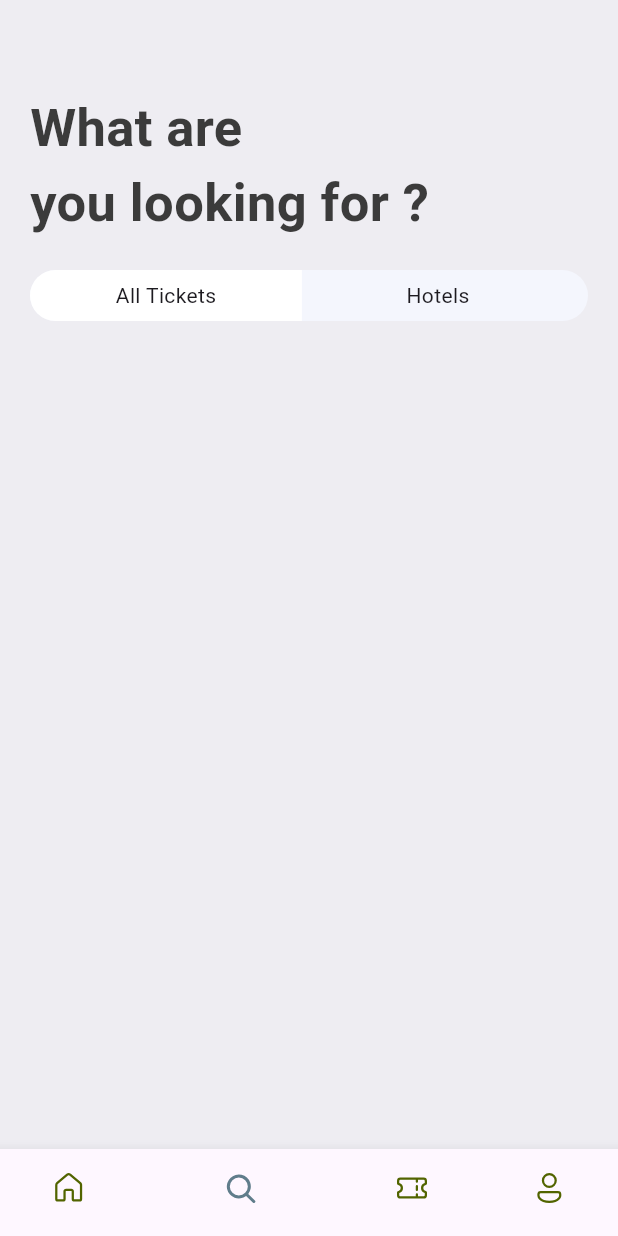
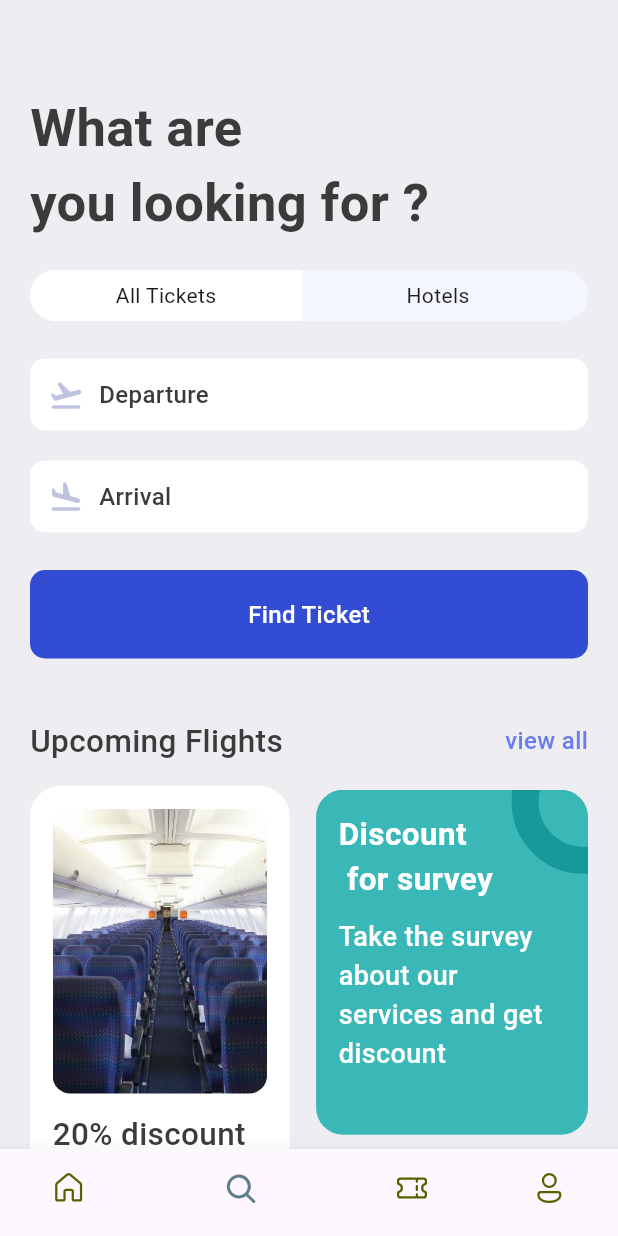
Before and after one commit to KADDOURISAAD/Tickets_app, a Flutter app: the screen it shows after launch, item 2 of the bottom bar chosen, on a phone screen of 412 x 824 dp. Run offline on Flutter 3.47's test engine with Material 3 defaults, Android fonts, the phone set to English and light mode, and no system bars; our stand-ins replace fluentui_system_icons.

Commit message:
inistial commit

```diff
--- a/lib/base/bottom_nav_bar.dart
+++ b/lib/base/bottom_nav_bar.dart
@@ -1,6 +1,7 @@
 import 'package:fluentui_system_icons/fluentui_system_icons.dart';
 import 'package:flutter/material.dart';
 import 'package:ticket_app/screens/search/search_screen.dart';
+import 'package:ticket_app/screens/ticket/ticket_screen.dart';
 
 import '../screens/home/home_screen.dart';
 
@@ -16,7 +17,7 @@ class _BottomNavBarState extends State<BottomNavBar> {
   final appScreens = [
     const HomeScreen(),
     const SearchScreen(),
-    const Center(child: Text("Tickets")),
+    const TicketScreen(),
     const Center(child: Text("Profile"))
   ];
   int _selectedIndex = 0;
--- a/lib/base/res/media.dart
+++ b/lib/base/res/media.dart
@@ -2,5 +2,6 @@ class AppMedia {
   static const _baseImage = "assets/images";
   static const logo = '$_baseImage/logo.png';
   static const hotelRoom = '$_baseImage/hotel_room.jpg';
+  static const planeSeat = '$_baseImage/planeseat.jpg';
 
 }
--- a/lib/base/res/styles/app_styles.dart
+++ b/lib/base/res/styles/app_styles.dart
@@ -9,6 +9,9 @@ class AppStyles {
   static Color ticketBlue = const Color(0xFF526799);
   static Color ticketOrange = const Color(0xFFF37B67);
   static Color kakiColor = const Color(0xFFd2bdb6);
+  static  Color  planeColor = const Color(0xFFBFC2DF);
+  static Color findTicketColor =  const Color(0XD91130CE);
+  static Color circleColor = const Color(0xff189999);
 
   static TextStyle textStyle =
   TextStyle(fontSize: 16, fontWeight: FontWeight.w500, color: textColor);
--- a/lib/screens/search/search_screen.dart
+++ b/lib/screens/search/search_screen.dart
@@ -1,14 +1,22 @@
 
 
 import 'package:flutter/material.dart';
+import 'package:ticket_app/base/res/media.dart';
 import 'package:ticket_app/base/res/styles/app_styles.dart';
+import 'package:ticket_app/screens/search/widgets/app_text_icon.dart';
 import 'package:ticket_app/screens/search/widgets/app_tickets_taps.dart';
+import 'package:ticket_app/screens/search/widgets/find_ticket.dart';
+import 'package:ticket_app/screens/search/widgets/ticket_promotion.dart';
+
+import '../../base/widgets/app_double_text.dart';
 
 class SearchScreen extends StatelessWidget {
+
   const SearchScreen({super.key});
 
   @override
   Widget build(BuildContext context) {
+
     return Scaffold(
       backgroundColor: AppStyles.bgColor,
       body: ListView(
@@ -17,7 +25,22 @@ class SearchScreen extends StatelessWidget {
           const SizedBox(height: 40,),
           Text("What are\nyou looking for ?", style: AppStyles.headlineStyle1.copyWith(fontSize: 35),),
           const SizedBox(height: 20,),
-          const AppTicketsTaps(),
+          const AppTicketsTaps(firstTab: "All Tickets", secondTab: "Hotels",),
+          const SizedBox(height: 25,),
+          const AppTextIcon(text: "Departure" ,icon: Icons.flight_takeoff_rounded,),
+          const SizedBox(height: 20,),
+          const AppTextIcon(text: "Arrival" ,icon: Icons.flight_land_rounded,),
+          const SizedBox(height: 25,),
+          const FindTicket(),
+          const SizedBox(height: 40,),
+          AppDoubleText(
+            bigText: "Upcoming Flights",
+            smallText: "view all",
+            func: () => Navigator.pushNamed(context, "/all_tickets") ,
+          ),
+          const SizedBox(height: 15,),
+          const TicketPromotion(),
+
         ],
       ),
     );
--- /dev/null
+++ b/lib/screens/search/widgets/app_text_icon.dart
@@ -0,0 +1,26 @@
+import 'package:flutter/material.dart';
+import 'package:ticket_app/base/res/styles/app_styles.dart';
+
+class AppTextIcon extends StatelessWidget {
+  final IconData icon;
+  final String text;
+  const AppTextIcon({super.key, required this.icon, required this.text});
+
+  @override
+  Widget build(BuildContext context) {
+    return Container(
+      padding: const EdgeInsets.symmetric(vertical: 12,horizontal: 12),
+      decoration: BoxDecoration(
+        borderRadius: BorderRadius.circular(10),
+        color: Colors.white,
+      ),
+      child: Row(
+        children: [
+          Icon(icon, color: AppStyles.planeColor,),
+          const SizedBox(width: 10,),
+          Text(text , style: AppStyles.textStyle,),
+        ],
+      ),
+    );
+  }
+}
--- a/lib/screens/search/widgets/app_tickets_taps.dart
+++ b/lib/screens/search/widgets/app_tickets_taps.dart
@@ -1,7 +1,9 @@
 import 'package:flutter/material.dart';
 
 class AppTicketsTaps extends StatelessWidget {
-  const AppTicketsTaps({super.key});
+  final String firstTab;
+  final String secondTab;
+  const AppTicketsTaps({super.key, required this.firstTab, required this.secondTab});
 
   @override
   Widget build(BuildContext context) {
@@ -10,10 +12,10 @@ class AppTicketsTaps extends StatelessWidget {
         borderRadius: BorderRadius.circular(50),
         color: const Color(0xFFF4F6FD),
       ),
-      child: const Row(
+      child:  Row(
           children: [
-             AppTabs(tabText: "All Tickets", ),
-            AppTabs(tabText: "Hotels", tabBorder: true,TtabColor: true,),
+             AppTabs(tabText: firstTab, ),
+            AppTabs(tabText: secondTab, tabBorder: true,TtabColor: true,),
           ],
       ),
     );
--- /dev/null
+++ b/lib/screens/search/widgets/find_ticket.dart
@@ -0,0 +1,18 @@
+import 'package:flutter/material.dart';
+import 'package:ticket_app/base/res/styles/app_styles.dart';
+
+class FindTicket extends StatelessWidget {
+  const FindTicket({super.key});
+
+  @override
+  Widget build(BuildContext context) {
+    return Container(
+      padding: EdgeInsets.symmetric(vertical: 18,horizontal: 18),
+      decoration: BoxDecoration(
+        borderRadius: BorderRadius.circular(10),
+        color: AppStyles.findTicketColor ,
+      ),
+      child: Center(child: Text("Find Ticket" ,style: AppStyles.textStyle.copyWith(color: Colors.white),)),
+    );
+  }
+}
--- /dev/null
+++ b/lib/screens/search/widgets/ticket_promotion.dart
@@ -0,0 +1,121 @@
+import 'package:flutter/material.dart';
+
+import '../../../base/res/media.dart';
+import '../../../base/res/styles/app_styles.dart';
+
+class TicketPromotion extends StatelessWidget {
+  const TicketPromotion({super.key});
+
+  @override
+  Widget build(BuildContext context) {
+    final size = MediaQuery.of(context).size;
+    return Row(
+      mainAxisAlignment: MainAxisAlignment.spaceBetween,
+      children: [
+        Container(
+            padding: const EdgeInsets.symmetric(horizontal: 15,vertical: 15),
+            width: size.width*.42,
+            height: 460,
+            decoration: BoxDecoration(
+                borderRadius: BorderRadius.circular(20),
+                color: Colors.white,
+                boxShadow: [
+                  BoxShadow(
+                    color: Colors.grey.shade200,
+                    blurRadius: 1,
+                    // i general spread is great than blur
+                    spreadRadius: 2,
+                  ),
+                ]
+            ),
+            child: Column(
+              children: [
+                Container(
+                  height: 190,
+                  decoration: BoxDecoration(
+                    borderRadius: BorderRadius.circular(12),
+                    image: const DecorationImage(
+                        fit: BoxFit.cover,
+                        image: AssetImage(
+                          AppMedia.planeSeat,
+                        )
+                    ),
+                  ),
+                ),
+                const SizedBox(height: 12,),
+                Text("20% discount on the early booking of this flight. Don't miss" , style: AppStyles.headlineStyle2,),
+
+              ],
+            )
+        ),
+        Column(
+          children: [
+            Stack(
+
+              children: [
+                Container(
+                  padding: const EdgeInsets.symmetric(horizontal:15 ,vertical: 15),
+                  width: size.width*.44,
+                  height: 230,
+                  decoration: BoxDecoration(
+                    borderRadius: BorderRadius.circular(18),
+                    color: const Color(0xFF3AB8B8),
+                  ),
+                  child: Column(
+                    crossAxisAlignment: CrossAxisAlignment.start,
+                    children: [
+                      Text("Discount\n for survey" , style: AppStyles.headlineStyle2.copyWith(
+                        fontWeight: FontWeight.bold , color: Colors.white,
+                      ),),
+                      const SizedBox(height: 10,),
+                      Text("Take the survey about our services and get discount" , style: AppStyles.headlineStyle2.copyWith(
+                        fontWeight: FontWeight.w500 , color: Colors.white, fontSize: 18,
+                      ),),
+                    ],
+                  ),
+                ),
+                Positioned(
+                  right: -45,
+                  top: -40,
+                  child: Container(
+                    padding: const EdgeInsets.all(30),
+                    decoration: BoxDecoration(
+                      shape: BoxShape.circle,
+                      border: Border.all(
+                        width: 18, color: AppStyles.circleColor,
+                      ),
+                    ),
+                  ),
+                ),
+              ],
+            ),
+            const SizedBox(height: 15,),
+            Container(
+              padding: const EdgeInsets.symmetric(vertical: 15,horizontal: 15),
+              width: size.width*.44,
+              height: 210,
+              decoration: BoxDecoration(
+                color: const Color(0xFFEC6545),
+                borderRadius: BorderRadius.circular(18),
+              ),
+              child:  Column(
+                children: [
+                  Text("Take love",
+                    style: AppStyles.headlineStyle2.copyWith(
+                        color: Colors.white
+                    ),
+                  ),
+                  const SizedBox(height: 15,),
+                  Text("😍🥰😍" ,style: AppStyles.textStyle.copyWith(fontSize: 30),),
+                ],
+              ),
+
+            ),
+
+          ],
+        ),
+
+      ],
+    );
+  }
+}
--- /dev/null
+++ b/lib/screens/ticket/ticket_screen.dart
@@ -0,0 +1,23 @@
+import 'package:flutter/material.dart';
+import 'package:ticket_app/base/res/styles/app_styles.dart';
+import 'package:ticket_app/screens/search/widgets/app_tickets_taps.dart';
+
+class TicketScreen extends StatelessWidget {
+  const TicketScreen({super.key});
+
+  @override
+  Widget build(BuildContext context) {
+    return Scaffold(
+      backgroundColor: AppStyles.bgColor,
+      body: ListView(
+        padding: const EdgeInsets.symmetric(horizontal: 20,vertical: 20),
+        children: [
+          const SizedBox(height: 40,),
+          Text("Tickets" , style: AppStyles.headlineStyle1,),
+          const SizedBox(height: 20,),
+          const AppTicketsTaps(firstTab: "Upcoming", secondTab: "Previous",),
+        ],
+      ),
+    );
+  }
+}
```
Also changed, not shown: assets/images/planeseat.jpg (added).
